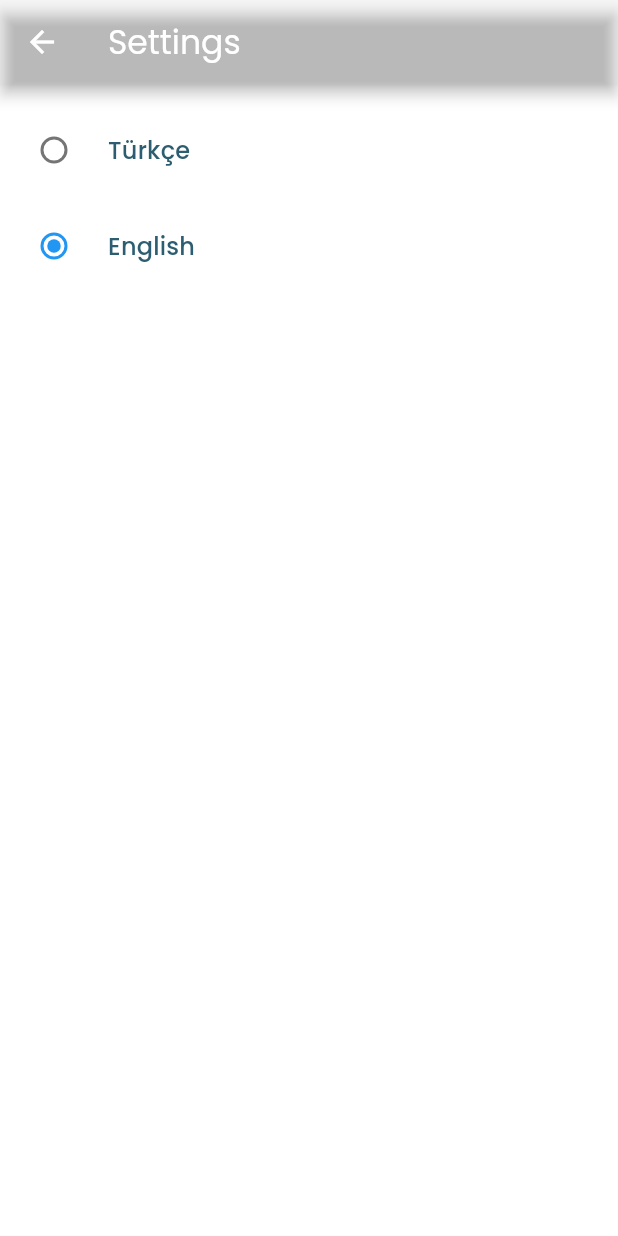
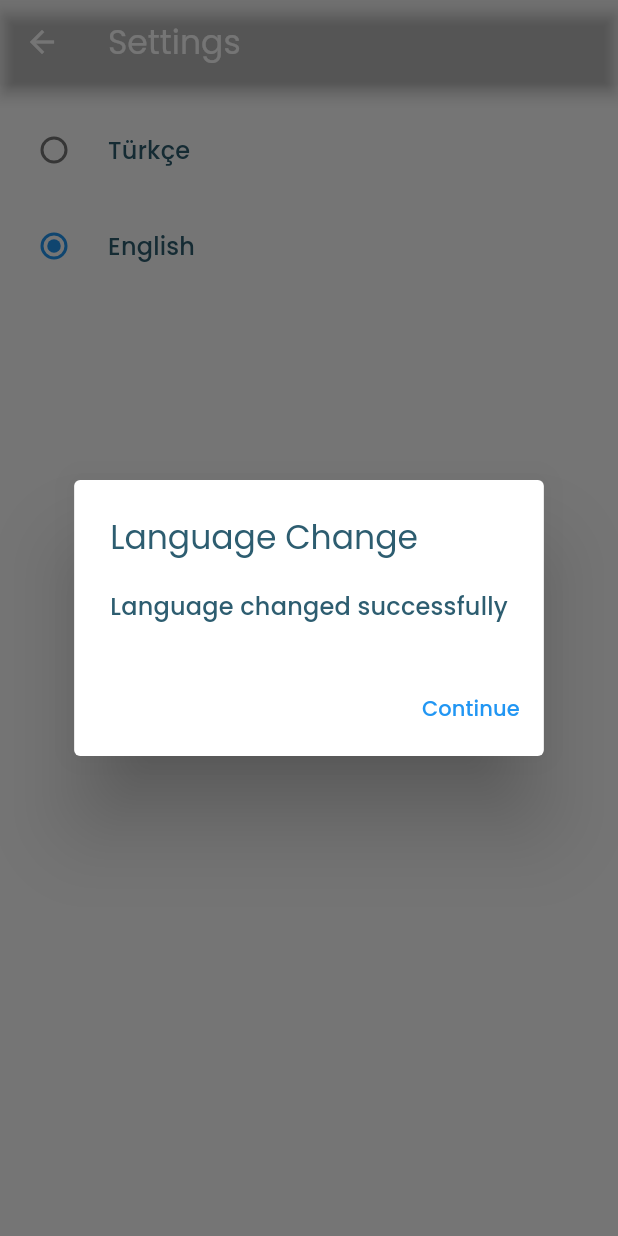
Before and after one commit to nugaysamil/historical_place_refactor, a Flutter app: the LanguageSelection screen opened directly, after a tap on "English", on a phone screen of 412 x 824 dp. Run offline on Flutter 3.47's test engine with Material 3 defaults, Android fonts, the phone set to English and light mode, and no system bars; our stand-ins replace cloud_firestore, dio, easy_localization, equatable, firebase_auth, firebase_core and 13 more; missing offline and left inert: custom_info_window, easy_logger, flutter_google_places, google_maps_webservice; accounts and stored records are empty; network calls fail.

Commit message:
setting page added shared prefence

```diff
--- a/assets/translations/en-US.json
+++ b/assets/translations/en-US.json
@@ -41,5 +41,9 @@
   "all_information_required": "Please fill in all fields.",
   "no_photo_selected": "No photo selected",
   "selected_photo": "Please select a photo.",
-  "about_me": "About Me"
+  "about_me": "About Me",
+  "language_change": "Language Change",
+  "language_change_description": "Language changed successfully",
+  "continue": "Continue"
+
 }
--- a/assets/translations/tr-TR.json
+++ b/assets/translations/tr-TR.json
@@ -41,5 +41,9 @@
   "age_area": "Yaş alanına geçerli bir sayı giriniz.",
   "all_information_required": "Lütfen tüm alanları doldurunuz.",
   "no_photo_selected": "Fotoğraf seçilmedi.",
-  "selected_photo": "Lütfen bir fotoğraf seçin."
+  "selected_photo": "Lütfen bir fotoğraf seçin.",
+  "language_change": "Dil Değişti",
+  "language_change_description": "Dil başarılı bir şekilde değişti.",
+  "continue": "Devam et"
+
 }
--- a/lib/feature/google/google.dart
+++ b/lib/feature/google/google.dart
@@ -432,7 +432,10 @@ class _CustomMarkerInfoWindowState extends State<CustomMarkerInfoWindow>
           color: Colors.white,
         ),
         onPressed: () {
-          signOut();
+          zoomVal++;
+
+          _minus(zoomVal);
+          //signOut();
         },
       ),
     );
--- a/lib/feature/profile/profile_update/settings_widget.dart
+++ b/lib/feature/profile/profile_update/settings_widget.dart
@@ -1,4 +1,8 @@
+import 'package:easy_localization/easy_localization.dart';
 import 'package:flutter/material.dart';
+import 'package:shared_preferences/shared_preferences.dart';
+import 'package:mapsuygulama/product/enums/locales_enum.dart';
+import 'package:mapsuygulama/product/initialize/product_localization.dart';
 
 class LanguageSelection extends StatefulWidget {
   @override
@@ -6,7 +10,45 @@ class LanguageSelection extends StatefulWidget {
 }
 
 class _LanguageSelectionState extends State<LanguageSelection> {
-  String selectedLanguage = 'tr';
+  String? selectedLanguage;
+
+  @override
+  void initState() {
+    super.initState();
+    _loadSelectedLanguage();
+  }
+
+  void _loadSelectedLanguage() async {
+    SharedPreferences prefs = await SharedPreferences.getInstance();
+    setState(() {
+      selectedLanguage = prefs.getString('selectedLanguage') ?? 'tr';
+    });
+  }
+
+  void _saveSelectedLanguage(String language) async {
+    final prefs = await SharedPreferences.getInstance();
+    prefs.setString('selectedLanguage', language);
+  }
+
+  void _showLanguageChangeDialog(String selectedLanguage) {
+    showDialog(
+      context: context,
+      builder: (BuildContext context) {
+        return AlertDialog(
+          title: Text('language_change'.tr()),
+          content: Text('language_change_description'.tr()),
+          actions: <Widget>[
+            TextButton(
+              onPressed: () {
+                Navigator.of(context).pop();
+              },
+              child: Text('continue'.tr()),
+            ),
+          ],
+        );
+      },
+    );
+  }
 
   @override
   Widget build(BuildContext context) {
@@ -24,6 +66,12 @@ class _LanguageSelectionState extends State<LanguageSelection> {
             value: 'tr',
             groupValue: selectedLanguage,
             onChanged: (value) {
+              ProductLocalization.updateLanguage(
+                context: context,
+                value: Locales.tr,
+              );
+              _saveSelectedLanguage(value.toString());
+              _showLanguageChangeDialog(value.toString());
               setState(() {
                 selectedLanguage = value.toString();
               });
@@ -35,6 +83,12 @@ class _LanguageSelectionState extends State<LanguageSelection> {
             value: 'en',
             groupValue: selectedLanguage,
             onChanged: (value) {
+              ProductLocalization.updateLanguage(
+                context: context,
+                value: Locales.en,
+              );
+              _saveSelectedLanguage(value.toString());
+              _showLanguageChangeDialog(value.toString());
               setState(() {
                 selectedLanguage = value.toString();
               });
--- a/pubspec.yaml
+++ b/pubspec.yaml
@@ -30,7 +30,8 @@ dependencies:
   http: ^0.13.6
   easy_logger: ^0.0.2
   json_serializable: ^6.7.1
-  built_value: ^8.7.0
+  shared_preferences: ^2.0.8
+
 
 dependency_overrides:
   test_api:
```
Also changed, not shown: lib/main.dart (+10 -10 lines), pubspec.lock.
